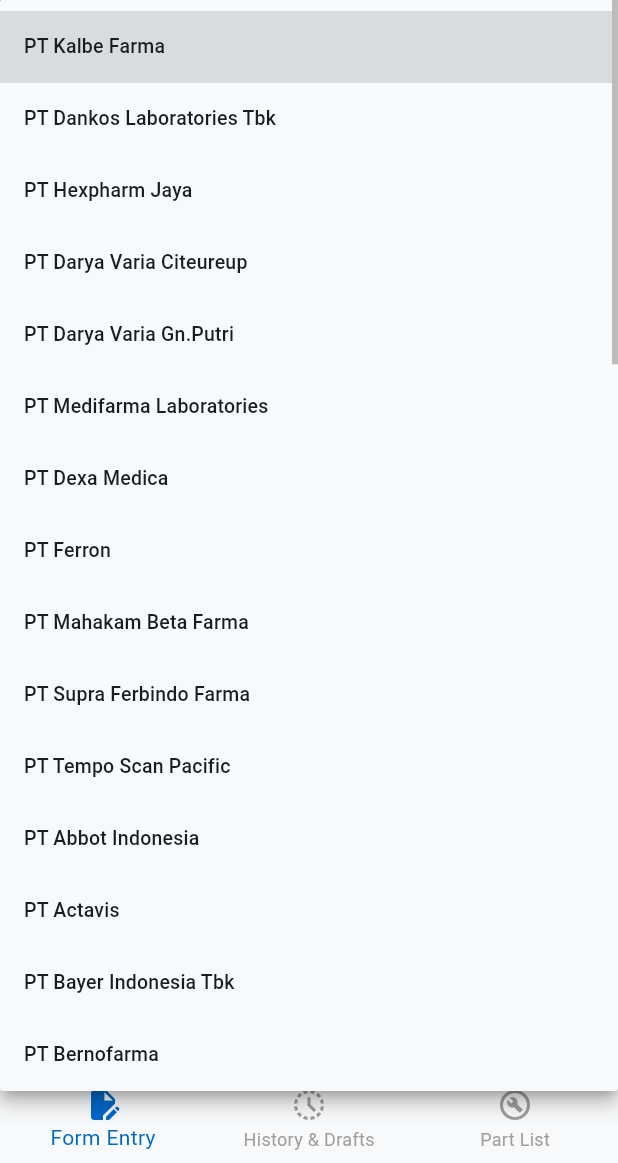
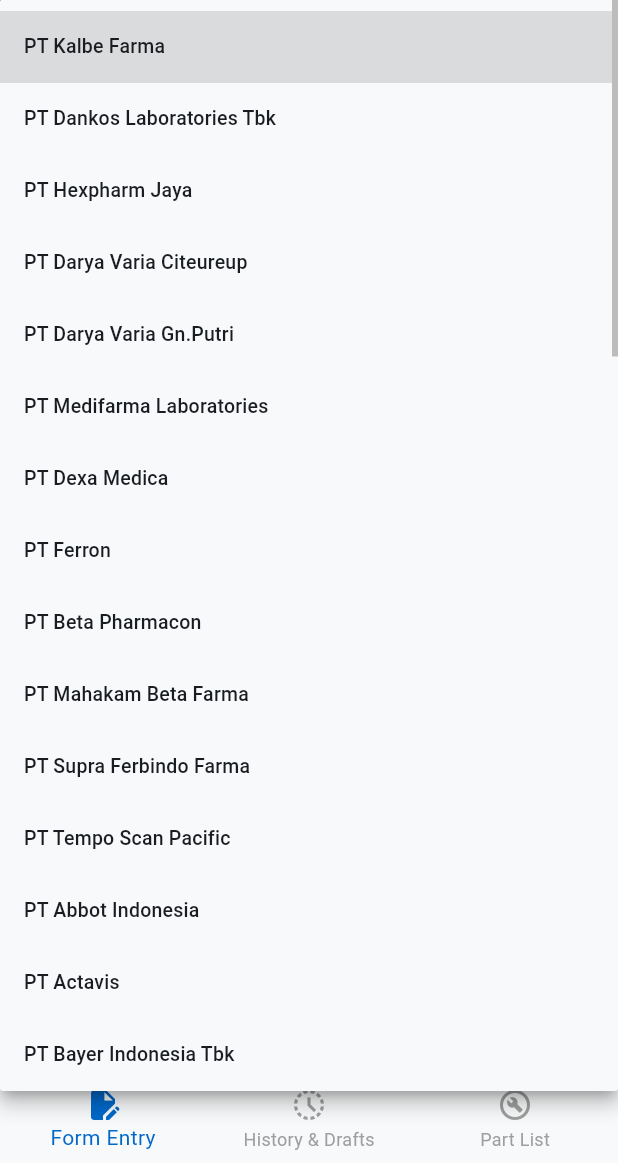
Before and after one commit to why31why31/servicereport-ios, a Flutter app: the screen it shows after launch, after a tap on "Select Customer", on a phone screen of 412 x 824 dp, the part 73-1236 px from its top. Run offline on Flutter 3.47's test engine with Material 3 defaults, Android fonts, the phone set to English and light mode, and no system bars; our stand-ins replace image_picker, isar, open_file, pdf, printing, share_plus and 1 more; missing offline and left inert: flutter_quill; accounts and stored records are empty; generated files the repository leaves out were written again.

Commit message:
editan hari ini 14102026

```diff
--- a/lib/main.dart
+++ b/lib/main.dart
@@ -287,6 +287,7 @@
     "PT Medifarma Laboratories",
     "PT Dexa Medica",
     "PT Ferron",
+    "PT Beta Pharmacon",
     "PT Mahakam Beta Farma",
     "PT Supra Ferbindo Farma",
     "PT Tempo Scan Pacific",
```
